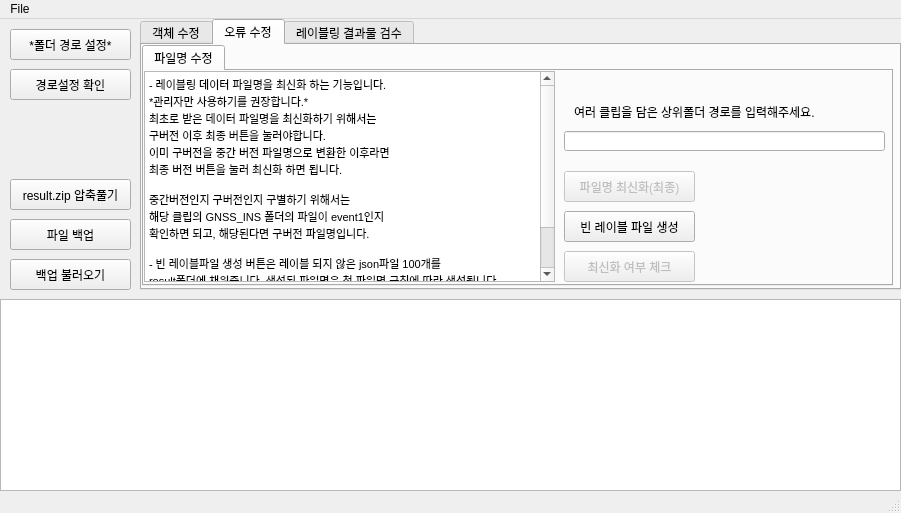
Before: the Qt Designer form pyqtDesign/pyqtDesigner.ui in a22106/LabelingHelper, drawn with Qt 5.
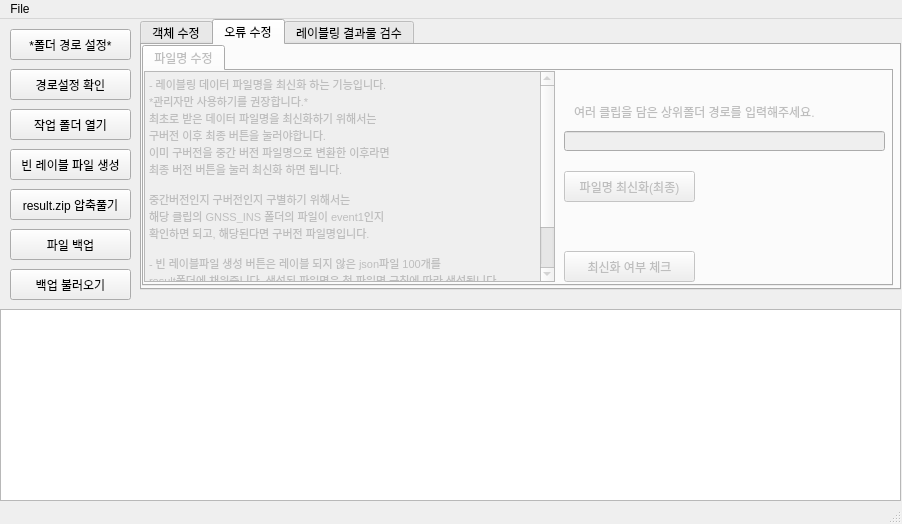
After: the same form once the commit is applied. The open tabs and pages were chosen to show the change.

Commit message: fix bugs, update interface, and make comfort

Diff of the .ui file:
```diff
--- a/pyqtDesign/pyqtDesigner.ui
+++ b/pyqtDesign/pyqtDesigner.ui
@@ -6,20 +6,20 @@
    <rect>
     <x>0</x>
     <y>0</y>
-    <width>901</width>
-    <height>513</height>
+    <width>902</width>
+    <height>524</height>
    </rect>
   </property>
   <property name="minimumSize">
    <size>
-    <width>871</width>
+    <width>902</width>
     <height>513</height>
    </size>
   </property>
   <property name="maximumSize">
    <size>
-    <width>1000</width>
-    <height>513</height>
+    <width>902</width>
+    <height>524</height>
    </size>
   </property>
   <property name="windowTitle">
@@ -30,7 +30,7 @@
     <property name="geometry">
      <rect>
       <x>0</x>
-      <y>280</y>
+      <y>290</y>
       <width>901</width>
       <height>192</height>
      </rect>
@@ -56,7 +56,7 @@
     <property name="geometry">
      <rect>
       <x>10</x>
-      <y>200</y>
+      <y>210</y>
       <width>121</width>
       <height>31</height>
      </rect>
@@ -72,7 +72,7 @@
     <property name="geometry">
      <rect>
       <x>10</x>
-      <y>240</y>
+      <y>250</y>
       <width>121</width>
       <height>31</height>
      </rect>
@@ -844,6 +844,9 @@
       <string>오류 수정</string>
      </attribute>
      <widget class="QTabWidget" name="tabWidget_4">
+      <property name="enabled">
+       <bool>false</bool>
+      </property>
       <property name="geometry">
        <rect>
         <x>0</x>
@@ -860,6 +863,9 @@
         <string>파일명 수정</string>
        </attribute>
        <widget class="QTextBrowser" name="textBrowser_6">
+        <property name="enabled">
+         <bool>false</bool>
+        </property>
         <property name="geometry">
          <rect>
           <x>0</x>
@@ -923,19 +929,6 @@
          <string>최신화 여부 체크</string>
         </property>
        </widget>
-       <widget class="QPushButton" name="pushButton_2">
-        <property name="geometry">
-         <rect>
-          <x>420</x>
-          <y>140</y>
-          <width>131</width>
-          <height>31</height>
-         </rect>
-        </property>
-        <property name="text">
-         <string>빈 레이블 파일 생성</string>
-        </property>
-       </widget>
        <widget class="QLineEdit" name="lineEdit">
         <property name="geometry">
          <rect>
@@ -947,6 +940,9 @@
         </property>
        </widget>
        <widget class="QLabel" name="label">
+        <property name="enabled">
+         <bool>false</bool>
+        </property>
         <property name="geometry">
          <rect>
           <x>430</x>
@@ -1013,7 +1009,7 @@
     <property name="geometry">
      <rect>
       <x>10</x>
-      <y>160</y>
+      <y>170</y>
       <width>121</width>
       <height>31</height>
      </rect>
@@ -1057,6 +1053,35 @@
      <string>경로설정 확인</string>
     </property>
    </widget>
+   <widget class="QPushButton" name="pushButton_2">
+    <property name="geometry">
+     <rect>
+      <x>10</x>
+      <y>130</y>
+      <width>121</width>
+      <height>31</height>
+     </rect>
+    </property>
+    <property name="text">
+     <string>빈 레이블 파일 생성</string>
+    </property>
+   </widget>
+   <widget class="QPushButton" name="pushButton_17">
+    <property name="geometry">
+     <rect>
+      <x>10</x>
+      <y>90</y>
+      <width>121</width>
+      <height>31</height>
+     </rect>
+    </property>
+    <property name="toolTip">
+     <string extracomment="경로 설정 및 불러오기가 제대로 되었는지 확인합니다."/>
+    </property>
+    <property name="text">
+     <string>작업 폴더 열기</string>
+    </property>
+   </widget>
    <zorder>pushButton_12</zorder>
    <zorder>textBrowser</zorder>
    <zorder>pushButton_4</zorder>
@@ -1071,7 +1096,7 @@
     <rect>
      <x>0</x>
      <y>0</y>
-     <width>901</width>
+     <width>902</width>
      <height>21</height>
     </rect>
    </property>
```
Left out of the diff: 95 changed lines with no effect on the pictures. The commit also changes 5 other files.
